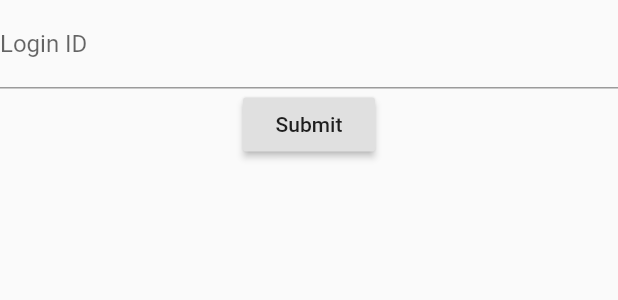
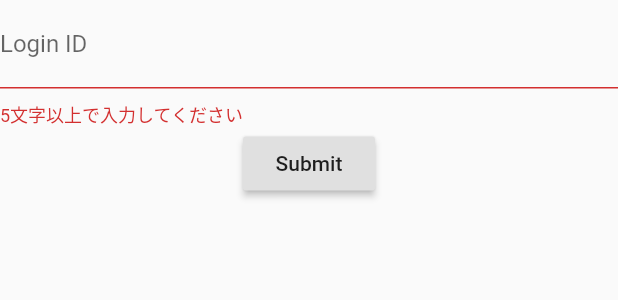
Before and after one commit to tri-star/flutter-practice, a Flutter app: the FormBody widget shown alone on an empty page, opened directly, after a tap on "Submit", on a phone screen of 412 x 824 dp. Shown: the top 300 px of the screen. Run offline on Flutter 3.47's test engine with Material 2 defaults, Android fonts, the phone set to English and light mode, and no system bars.

```diff
--- /dev/null
+++ b/lib/domain/user2.dart
@@ -0,0 +1,12 @@
+class User2 {
+  String loginId;
+
+  User2({this.loginId = ''});
+
+  bool validateLoginId(String value) {
+    if (value.length < 5) {
+      return false;
+    }
+    return true;
+  }
+}
--- a/lib/main.dart
+++ b/lib/main.dart
@@ -1,7 +1,8 @@
 import 'package:flutter/material.dart';
 import 'package:flutter_practice/screens/form.dart';
+import 'package:flutter_practice/screens/form_with_model/form.dart';
+import 'package:flutter_practice/screens/layout_practice.dart';
 import 'package:flutter_practice/screens/practice_menu.dart';
-import 'package:flutter_practice/screens/layout_practice.dart';
 import 'package:flutter_practice/screens/state_with_inherit.dart';
 import 'package:flutter_practice/screens/state_with_provider/state_with_provider.dart';
 import 'package:flutter_practice/screens/web_api.dart';
@@ -22,9 +23,9 @@ class MyApp extends StatelessWidget {
         '/state-with-provider': (BuildContext context) => StateWithProvider(),
         '/web-api': (BuildContext context) => WebApi(),
         '/form': (BuildContext context) => FormScreen(),
+        '/form_with_model': (BuildContext context) => FormWithModelScreen(),
       },
       home: PracticeMenu(),
-
     );
   }
 }
--- a/lib/screens/form_with_model/form.dart
+++ b/lib/screens/form_with_model/form.dart
@@ -1,58 +1,82 @@
 import 'package:flutter/material.dart';
+import 'package:flutter/services.dart';
+import 'package:flutter_practice/screens/form_with_model/form_view_model.dart';
+import 'package:provider/provider.dart';
 
+// ChangeNotifierはViewModel的な部分はあるものの、
+// 変更を伝搬させたい最小の範囲を対象に定義しないと無駄な再描画を起こしてしまう。
 
-class FormScreen extends StatelessWidget
-{
+class FormWithModelScreen extends StatelessWidget {
   @override
-  Widget build(BuildContext context)
-  {
+  Widget build(BuildContext context) {
     return Scaffold(
-      appBar: AppBar(
-        title: Text('Form with model')
-      ),
-      // あとでChangeNotifierProviderを入れる
-      body: FormBody()
+        appBar: AppBar(title: Text('Form with model')),
+        body: MultiProvider(providers: [
+          ChangeNotifierProvider(create: (context) => FormViewModel())
+        ], child: Column(children: [FormBody(), UserListSection()])));
+  }
+}
+
+class FormBody extends StatefulWidget {
+  @override
+  State<StatefulWidget> createState() => FormBodyState();
+}
+
+class FormBodyState extends State<FormBody> {
+  final _formKey = GlobalKey<FormState>();
+  final _loginIdController = TextEditingController();
+
+  @override
+  Widget build(BuildContext context) {
+    return Form(
+        key: _formKey,
+        child: Consumer<FormViewModel>(
+            builder: (BuildContext c, FormViewModel model, Widget child) {
+          return Column(children: [
+            TextFormField(
+                controller: _loginIdController,
+                decoration: InputDecoration(labelText: 'Login ID'),
+                keyboardType: TextInputType.text,
+                validator: (String value) => model.validateLoginId(value),
+                onChanged: (String value) => model.setLoginId(value)),
+            RaisedButton(
+                onPressed: () {
+                  if (_formKey.currentState.validate()) {
+                    _loginIdController.clear();
+                    model.register();
+                    Scaffold.of(context).showSnackBar(SnackBar(
+                        content: Text('LoginID: ${model.getLoginId()}')));
+                  }
+                },
+                child: Text('Submit'))
+          ]);
+        }));
+  }
+
+  @override
+  void dispose() {
+    _loginIdController.dispose();
+    super.dispose();
+  }
+}
+
+class UserListSection extends StatelessWidget {
+  @override
+  Widget build(BuildContext context) {
+    return Consumer<FormViewModel>(
+      builder: (BuildContext context, FormViewModel model, Widget child) {
+        return Expanded(
+            child: ListView.separated(
+          itemCount: model.getUserList().length,
+          itemBuilder: (BuildContext context, int index) {
+            return ListTile(title: Text(model.getUserList()[index].loginId));
+          },
+          separatorBuilder: (BuildContext context, int index) => const Divider(
+            color: Colors.red,
+            thickness: 1,
+          ),
+        ));
+      },
     );
   }
 }
-
-
-class FormBody extends StatefulWidget
-{
-  @override
-  State<StatefulWidget> createState() => FormBodyState();
-
-}
-
-
-class FormBodyState extends State<FormBody>
-{
-  final _formKey = GlobalKey<FormState>();
-
-  @override
-  Widget build(BuildContext context) {
-    return Column(
-      children: [
-        TextFormField(
-          decoration: InputDecoration(
-            labelText: 'Login ID'
-          ),
-          validator: (String value) {
-            //ProviderからViewModelを取得してバリデーションする
-          },
-          onChanged: (String value) {
-            //ProviderからViewModelを取得して通知する
-          }
-        ),
-        RaisedButton(
-          onPressed: () {
-            //ProviderからViewModelを取得して送信処理を行う
-            //結果の受け取りはコールバックを渡す
-          },
-          child: Text('Submit')
-        )
-      ]
-    );
-  }
-
-}
--- /dev/null
+++ b/lib/screens/form_with_model/form_view_model.dart
@@ -0,0 +1,36 @@
+import 'package:flutter/material.dart';
+import 'package:flutter_practice/domain/user2.dart';
+
+class FormViewModel with ChangeNotifier {
+  final User2 user;
+  final List<User2> userList;
+
+  FormViewModel()
+      : user = User2(),
+        userList = List<User2>();
+
+  String getLoginId() {
+    return user.loginId;
+  }
+
+  List<User2> getUserList() {
+    return userList;
+  }
+
+  String validateLoginId(String value) {
+    if (!user.validateLoginId(value)) {
+      return '5文字以上で入力してください';
+    }
+    return null;
+  }
+
+  void setLoginId(String loginId) {
+    user.loginId = loginId;
+  }
+
+  void register() {
+    User2 newUser = User2(loginId: user.loginId);
+    userList.add(newUser);
+    notifyListeners();
+  }
+}
```
Also changed, not shown: lib/screens/practice_menu.dart (+27 -26 lines).
